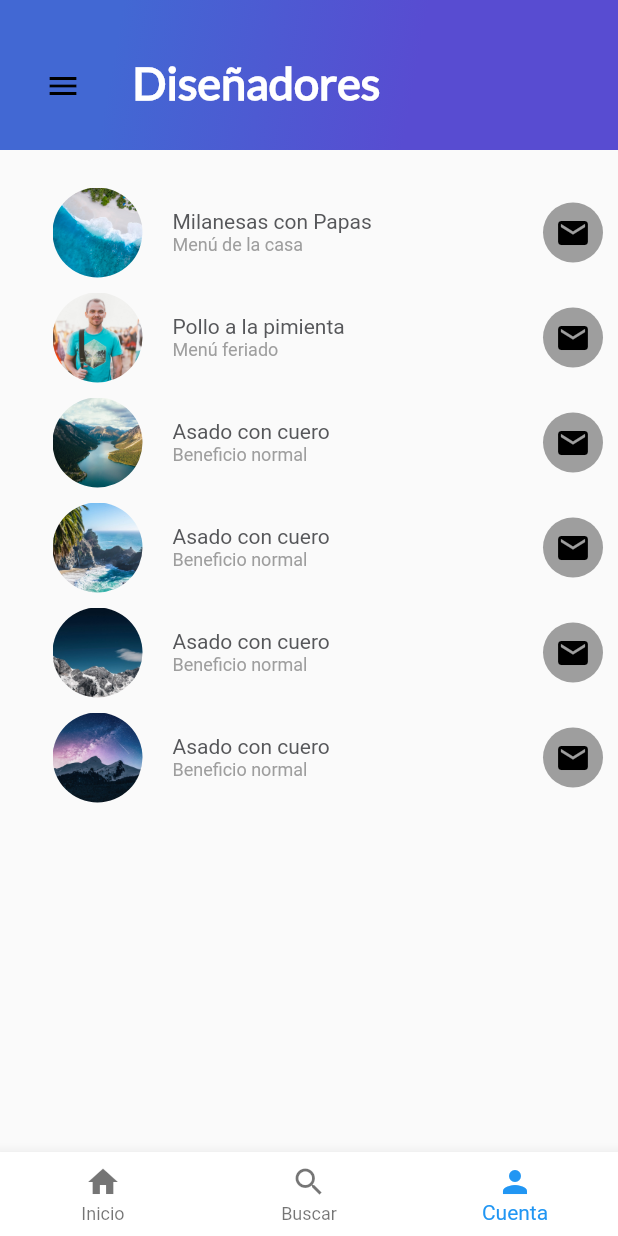
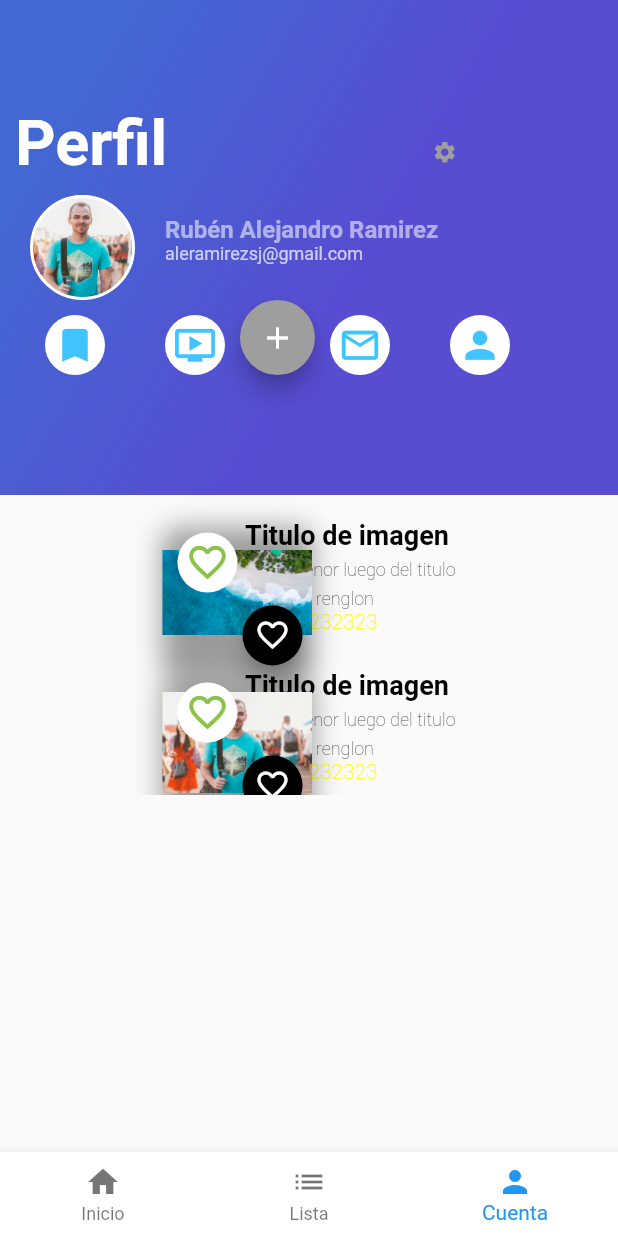
Before and after one commit to aleramirezsj/CursoFlutter, a Flutter app: the screen it shows after launch, item 3 of the bottom bar chosen, on a phone screen of 412 x 824 dp. Run offline on Flutter 3.47's test engine with Material 2 defaults, Android fonts, the phone set to English and light mode, and no system bars.

Commit message:
Reto final casi terminado, falta ancho de columna

```diff
--- a/lib/widgets/app_button/mi_floating_action_button.dart
+++ b/lib/widgets/app_button/mi_floating_action_button.dart
@@ -1,11 +1,22 @@
 import 'package:flutter/material.dart';
 
 class MiFloatingActionButton extends StatefulWidget {
+  bool mini=true;
+  IconData icono;
+  Color colorDeFondo;
+
+  MiFloatingActionButton(this.mini,this.icono,this.colorDeFondo);
   @override
-  State<StatefulWidget> createState() => _MiFloatingActionButtonState();
+  State<StatefulWidget> createState() => _MiFloatingActionButtonState(this.mini, this.icono, this.colorDeFondo);
 }
 
 class _MiFloatingActionButtonState extends State<MiFloatingActionButton> {
+  bool mini=true;
+  IconData icono;
+  Color colorDeFondo;
+
+  _MiFloatingActionButtonState(this.mini,this.icono, this.colorDeFondo);
+
   void fabPresionado() {
     Scaffold.of(context).showSnackBar(SnackBar(
       content: Text("Agregado a favoritos"),
@@ -15,11 +26,11 @@ class _MiFloatingActionButtonState extends State<MiFloatingActionButton> {
   @override
   Widget build(BuildContext context) {
     return FloatingActionButton(
-      backgroundColor: Color(0xFF000000),
-      mini: true,
+      backgroundColor: this.colorDeFondo,
+      mini: this.mini ,
       tooltip: "Favorito",
       onPressed: fabPresionado,
-      child: new Icon(Icons.favorite_border),
+      child: new Icon(this.icono),
     );
   }
 }
--- /dev/null
+++ b/lib/widgets/estado_perfil_usuario.dart
@@ -0,0 +1,162 @@
+import 'package:comedor/widgets/app_button/mi_floating_action_button.dart';
+import 'package:comedor/widgets/fragments/icono_con_circulo.dart';
+import 'package:comedor/widgets/lista_imagenes_reto_final.dart';
+import 'package:flutter/material.dart';
+
+class EstadoPerfilUsuario extends StatelessWidget {
+  @override
+  Widget build(BuildContext context) {
+    return Column(
+      children: <Widget>[
+        Container(
+          height: 330.0,
+          decoration: BoxDecoration(
+              gradient: LinearGradient(
+                  colors: [
+                    Color(0xFF4268D3),
+                    Color(0xFF584CD1),
+                  ],
+                  begin: FractionalOffset(0.2, 0.0),
+                  end: FractionalOffset(1.0, 0.6),
+                  stops: [0.0, 0.6],
+                  tileMode: TileMode.clamp)),
+          child: new Column(
+              mainAxisAlignment: MainAxisAlignment.start,
+              mainAxisSize: MainAxisSize.max,
+              crossAxisAlignment: CrossAxisAlignment.center,
+              children: <Widget>[
+                new Row(
+                    mainAxisAlignment: MainAxisAlignment.start,
+                    mainAxisSize: MainAxisSize.max,
+                    // crossAxisAlignment: CrossAxisAlignment.center,
+                    children: <Widget>[
+                      new Container(
+                        padding: EdgeInsets.only(left: 10.0),
+                        child: new Text(
+                          "Perfil",
+                          style: new TextStyle(
+                              fontSize: 42.0,
+                              color: Colors.white,
+                              fontWeight: FontWeight.w600,
+                              fontFamily: "Roboto"),
+                        ),
+                        alignment: Alignment.bottomLeft,
+                        width: 155.0,
+                        height: 120.0,
+                      ),
+                      new Container(
+                        child: new Icon(Icons.settings,
+                            color: Colors.grey, size: 17.0),
+                        padding: const EdgeInsets.all(0.0),
+                        alignment: Alignment.bottomRight,
+                        width: 150.0,
+                        height: 100.0,
+                      )
+                    ]),
+                new Row(
+                    mainAxisAlignment: MainAxisAlignment.start,
+                    mainAxisSize: MainAxisSize.max,
+                    crossAxisAlignment: CrossAxisAlignment.center,
+                    children: <Widget>[
+                      Container(
+                        margin:
+                            EdgeInsets.only(top: 10.0, left: 20.0, right: 20.0),
+                        width: 70.0,
+                        height: 70.0,
+                        decoration: BoxDecoration(
+                            shape: BoxShape.circle,
+                            border: Border.all(
+                                width: 2.0, color: const Color(0xFFFFFFFF)),
+                            image: DecorationImage(
+                                fit: BoxFit.cover,
+                                image: AssetImage("assets/images/people.jpg"))),
+                      ),
+                      new Column(
+                          mainAxisAlignment: MainAxisAlignment.start,
+                          mainAxisSize: MainAxisSize.min,
+                          crossAxisAlignment: CrossAxisAlignment.start,
+                          children: <Widget>[
+                            new Text(
+                              "Rubén Alejandro Ramirez",
+                              style: new TextStyle(
+                                  fontSize: 16.0,
+                                  color: Colors.white54,
+                                  fontWeight: FontWeight.w600,
+                                  fontFamily: "Roboto"),
+                            ),
+                            new Text(
+                              "aleramirezsj@gmail.com",
+                              style: new TextStyle(
+                                  fontSize: 12.0,
+                                  color: Colors.white70,
+                                  fontWeight: FontWeight.w400,
+                                  fontFamily: "Roboto"),
+                            )
+                          ])
+                    ]),
+                new Row(
+                    mainAxisAlignment: MainAxisAlignment.start,
+                    mainAxisSize: MainAxisSize.max,
+                    //crossAxisAlignment: CrossAxisAlignment.center,
+                    children: <Widget>[
+                      new Container(
+                        child: new Row(
+                            mainAxisAlignment: MainAxisAlignment.center,
+                            mainAxisSize: MainAxisSize.min,
+                            //crossAxisAlignment: CrossAxisAlignment.baseline,
+                            children: <Widget>[
+                              Container(
+                                  padding: EdgeInsets.only(left: 20.0),
+                                  child: IconoConCirculo(Icons.bookmark,
+                                      Colors.lightBlueAccent, 29.0)),
+                              Container(
+                                  padding: EdgeInsets.only(left: 20.0),
+                                  child: IconoConCirculo(Icons.ondemand_video,
+                                      Colors.lightBlueAccent, 29.0))
+                              //child: Icon(Icons.ondemand_video,
+                              //    color: const Color(0xFF000000), size: 29.0)
+                            ]),
+                        alignment: Alignment.center,
+                        width: 160.0,
+                        height: 50.0,
+                      ),
+                      new Container(
+                        padding: const EdgeInsets.all(0.0),
+                        alignment: Alignment.center,
+                        width: 50.0,
+                        height: 50.0,
+                        child: MiFloatingActionButton(
+                            false, Icons.add, Colors.grey),
+                      ),
+                      new Container(
+                        child: new Row(
+                            mainAxisAlignment: MainAxisAlignment.center,
+                            mainAxisSize: MainAxisSize.min,
+                            //crossAxisAlignment: CrossAxisAlignment.baseline,
+                            children: <Widget>[
+                              Container(
+                                  padding: EdgeInsets.only(right: 20.0),
+                                  child: IconoConCirculo(Icons.mail_outline,
+                                      Colors.lightBlueAccent, 29.0)),
+                              //Icon(Icons.mail_outline,
+                              //color: const Color(0xFF000000), size: 29.0)),
+                              IconoConCirculo(
+                                  Icons.person, Colors.lightBlueAccent, 29.0)
+                              //new Icon(Icons.person,
+                              //   color: const Color(0xFF000000), size: 29.0)
+                            ]),
+                        padding: const EdgeInsets.all(0.0),
+                        alignment: Alignment.center,
+                        width: 140.0,
+                        height: 50.0,
+                      )
+                    ])
+              ]),
+          padding: const EdgeInsets.all(0.0),
+          alignment: Alignment.center,
+        ),
+        ListaImagenesRetoFinal(),
+      ],
+    );
+  }
+}
--- /dev/null
+++ b/lib/widgets/fragments/icono_con_circulo.dart
@@ -0,0 +1,33 @@
+
+import 'package:flutter/material.dart';
+
+class IconoConCirculo extends StatelessWidget {
+
+  IconData icono;
+  Color color;
+  double tamanio;
+
+  IconoConCirculo(this.icono, this.color,this.tamanio);
+
+  @override
+  Widget build(BuildContext context) {
+    return Container(
+          margin: EdgeInsets.only(
+          top: 10.0,
+          left:10.0,
+          right: 10.0
+        ),
+        height: 40.0,
+        width: 40.0,
+        decoration: BoxDecoration(
+          shape: BoxShape.circle,
+          color: Colors.white
+        ),
+        child: Icon(
+          this.icono,
+          color: this.color,
+          size: this.tamanio,
+        ),
+      );
+  }
+}
--- /dev/null
+++ b/lib/widgets/fragments/imagen_y_detalle.dart
@@ -0,0 +1,81 @@
+import 'package:comedor/widgets/fragments/icono_con_circulo.dart';
+import 'package:comedor/widgets/tarjeta_imagen.dart';
+import 'package:comedor/widgets/tarjeta_imagen_reto_final.dart';
+import 'package:flutter/material.dart';
+
+class ImagenYDetalle extends StatelessWidget {
+  String imagen;
+
+  ImagenYDetalle(this.imagen);
+  @override
+  Widget build(BuildContext context) {
+    return Container(
+            child:
+              new Stack(
+                children: <Widget>[
+                  new Column(
+                    mainAxisAlignment: MainAxisAlignment.start,
+                    mainAxisSize: MainAxisSize.max,
+                    crossAxisAlignment: CrossAxisAlignment.center,
+                    children: <Widget>[
+                      new Container(
+                        margin: EdgeInsets.only(
+                                top:1.0,
+                                bottom: 5.0,
+                                left: 55.0,
+                              ),
+                        child: Text(
+                        "Titulo de imagen ",
+                          style: new TextStyle(fontSize:18.0,
+                          color: const Color(0xFF000000),
+                          fontWeight: FontWeight.w600,
+                          fontFamily: "Roboto"),
+                        ),
+                      ),
+                      new Container(
+                        margin: EdgeInsets.only(
+                                top:1.0,
+                                bottom: 5.0,
+                                left: 55.0,
+                              ),
+                          child: Text(
+                        "texto menor luego del titulo",
+                          style: new TextStyle(fontSize:12.0,
+                          color: const Color(0xFF000000),
+                          fontWeight: FontWeight.w200,
+                          fontFamily: "Roboto"),
+                        ),
+                      ),
+                      new Text(
+                      "segundo renglon",
+                        style: new TextStyle(fontSize:12.0,
+                        color: const Color(0xFF000000),
+                        fontWeight: FontWeight.w200,
+                        fontFamily: "Roboto"),
+                      ),
+
+                      new Text(
+                      "Steps 1232323",
+                        style: new TextStyle(fontSize:14.0,
+                        color: Colors.yellowAccent,
+                        fontWeight: FontWeight.w200,
+                        fontFamily: "Roboto"),
+                      )
+                    ]
+
+                  ),
+                  TarjetaImagenRetoFinal(this.imagen),
+                  IconoConCirculo(Icons.favorite_border,Colors.lightGreen,29.0),
+                ]
+
+              ),
+
+            padding: const EdgeInsets.all(0.0),
+            alignment: Alignment.center,
+            width: 200.0,
+            height: 100.0,
+          );
+
+
+    }
+}
--- a/lib/widgets/home_app.dart
+++ b/lib/widgets/home_app.dart
@@ -1,6 +1,8 @@
 import 'package:comedor/screens/ventana_reto3.dart';
 import 'package:comedor/widgets/estado_pantalla1.dart';
 import 'package:comedor/widgets/estado_pantalla_buscar.dart';
+import 'package:comedor/widgets/estado_perfil_usuario.dart';
+import 'package:comedor/widgets/lista_imagenes_reto_final.dart';
 import 'package:flutter/material.dart';
 
 class HomeApp extends StatefulWidget {
@@ -12,8 +14,10 @@ class _HomeAppState extends State<HomeApp> {
   int indicePantallaSeleccionada = 0;
   final List<Widget> pantallasApp = [
     EstadoPantalla1(),
-    EstadoPantallaBuscar(),
+    //EstadoPantallaBuscar(),
     VentanaReto3(),
+    EstadoPerfilUsuario(),
+   // ListaImagenesRetoFinal(),
   ];
 
   void onTapSeleccionPantalla(int index) {
@@ -35,8 +39,10 @@ class _HomeAppState extends State<HomeApp> {
             items: [
               BottomNavigationBarItem(
                   icon: Icon(Icons.home), title: Text("Inicio")),
+             // BottomNavigationBarItem(
+                //  icon: Icon(Icons.search), title: Text("Buscar")),
               BottomNavigationBarItem(
-                  icon: Icon(Icons.search), title: Text("Buscar")),
+                  icon: Icon(Icons.list), title: Text("Lista")),
               BottomNavigationBarItem(
                   icon: Icon(Icons.person), title: Text("Cuenta")),
             ],
--- /dev/null
+++ b/lib/widgets/lista_imagenes_reto_final.dart
@@ -0,0 +1,24 @@
+import 'package:comedor/widgets/fragments/imagen_y_detalle.dart';
+import 'package:flutter/material.dart';
+
+class ListaImagenesRetoFinal extends StatelessWidget {
+  @override
+  Widget build(BuildContext context) {
+    return Container(
+      height:200.0,
+      width: 350.0,
+      child: ListView(
+        padding: EdgeInsets.all(15.0),
+        scrollDirection: Axis.vertical,
+        children: <Widget>[
+          ImagenYDetalle("assets/images/beach.jpeg"),
+          ImagenYDetalle("assets/images/people.jpg"),
+          ImagenYDetalle("assets/images/river.jpeg"),
+          ImagenYDetalle("assets/images/beach_palm.jpeg"),
+          ImagenYDetalle("assets/images/mountain.jpeg"),
+          ImagenYDetalle("assets/images/mountain_stars.jpeg"),
+        ],
+      ),
+    );
+  }
+}
--- a/lib/widgets/lista_tarjetas_imagen.dart
+++ b/lib/widgets/lista_tarjetas_imagen.dart
@@ -7,6 +7,7 @@ class ListaTarjetasImagen extends StatelessWidget {
   Widget build(BuildContext context) {
     return Container(
       height:300.0,
+      width: 600.0,
       child: ListView(
         padding: EdgeInsets.all(15.0),
         scrollDirection: Axis.horizontal,
--- a/lib/widgets/estado_pantalla1.dart
+++ b/lib/widgets/tarjeta_imagen_reto_final.dart
@@ -1,21 +1,32 @@
 import 'package:flutter/material.dart';
-import 'package:comedor/widgets/descripcion_place.dart';
-import 'package:comedor/widgets/review_list.dart';
-import 'package:comedor/widgets/app_bar_propia.dart';
+import 'app_button/mi_floating_action_button.dart';
 
-class EstadoPantalla1 extends StatelessWidget {
+class TarjetaImagenRetoFinal extends StatelessWidget {
+  String pathImage = "assets/images/beach.jpeg";
+
+  TarjetaImagenRetoFinal(this.pathImage);
   @override
   Widget build(BuildContext context) {
+    final tarjeta = Container(
+      height: 100.0,
+      width: 100.0,
+      margin: EdgeInsets.only(top: 0.0, left: 0.0),
+      decoration: BoxDecoration(
+          image: DecorationImage(image: AssetImage(pathImage)),
+          borderRadius: BorderRadius.all(Radius.circular(10.0)),
+          shape: BoxShape.rectangle,
+          boxShadow: <BoxShadow>[
+            BoxShadow(
+                color: Colors.black38,
+                blurRadius: 15.0,
+                offset: Offset(0.0, 7.0))
+          ]),
+    );
     return Stack(
+      alignment: Alignment(0.9, 1.1),
       children: <Widget>[
-        ListView(
-          children: <Widget>[
-            DescripcionPlace("Almuerzo", 5,
-                "Lorem ipsum dolor sit amet, consectetur adipiscing elit. Ut semper ornare sodales.Cras condimentum enim purus, sed placerat nunc volutpat et. Nunc malesuada, quam vel consectetur convallis, libero nisi volutpat nibh, ut aliquet diam eros eu tortor. Cras eget accumsan purus. Quisque sed justo convallis, efficitur ipsum sed, hendrerit nisl.Duis tincidunt, est vitae molestie laoreet elit dolor varius dui, ac malesuada ex orci vel libero."),
-            ReviewList(),
-          ],
-        ),
-        AppBarPropia()
+        tarjeta,
+        MiFloatingActionButton(true, Icons.favorite_border,Color(0xFF000000)),
       ],
     );
   }
```
